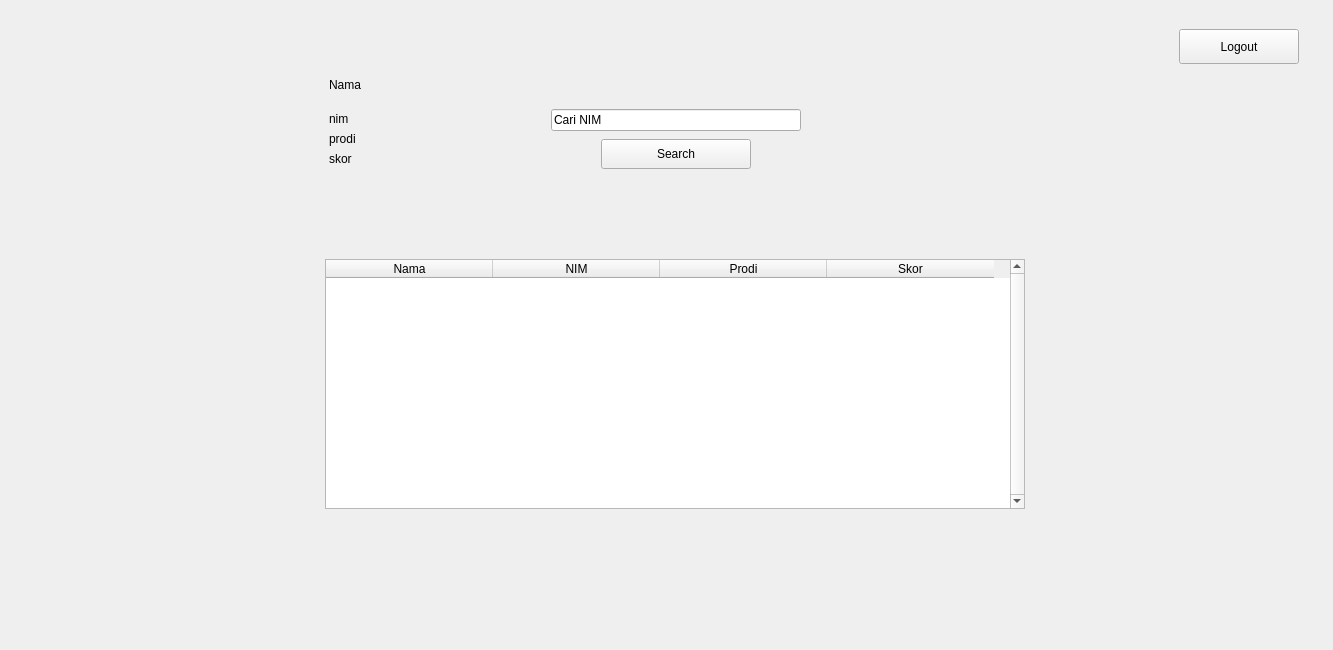
Old version of the form main.ui in the repository Najer-jril/app1.
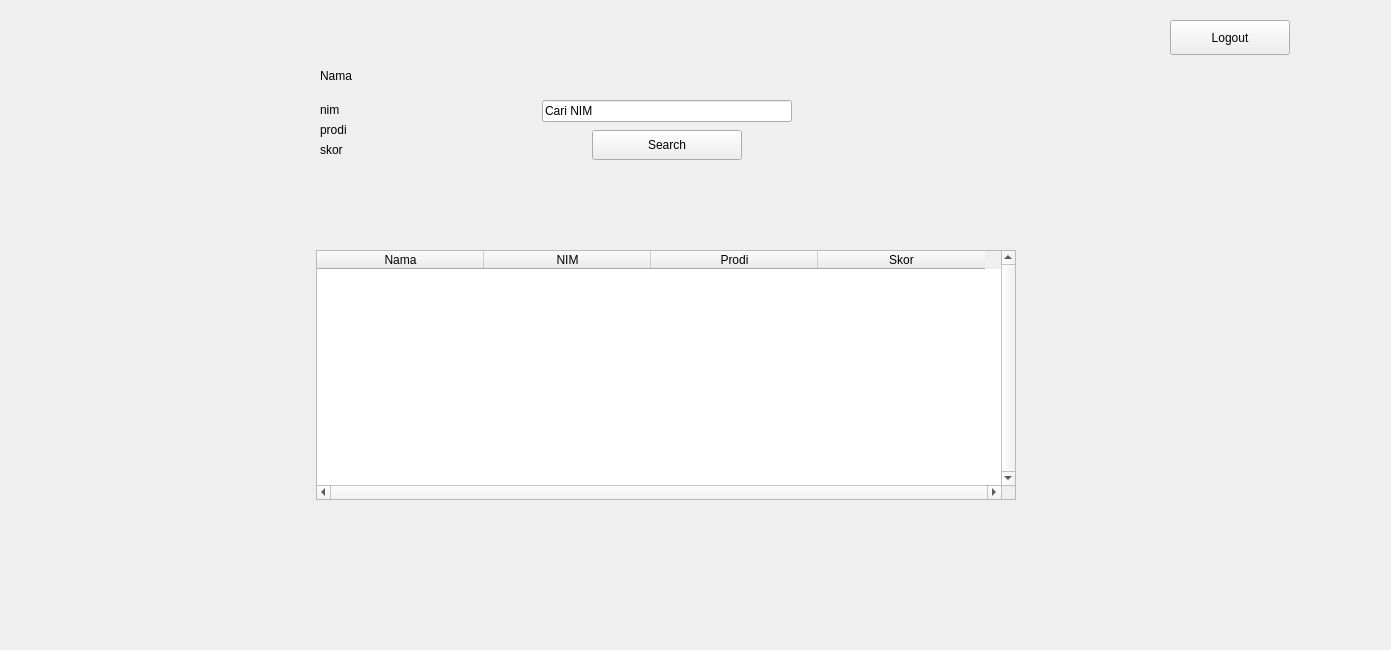
New version of the form. Custom widgets are drawn as their Qt base class.

Commit message: sorting selesai lee

What changed in the file:
```diff
--- a/main.ui
+++ b/main.ui
@@ -6,7 +6,7 @@
    <rect>
     <x>0</x>
     <y>0</y>
-    <width>1333</width>
+    <width>1391</width>
     <height>650</height>
    </rect>
   </property>
@@ -22,10 +22,10 @@
   <widget class="QStackedWidget" name="stackedWidget">
    <property name="geometry">
     <rect>
-     <x>9</x>
-     <y>9</y>
-     <width>1315</width>
-     <height>632</height>
+     <x>0</x>
+     <y>0</y>
+     <width>1333</width>
+     <height>650</height>
     </rect>
    </property>
    <property name="sizePolicy">
@@ -869,6 +869,9 @@
      <property name="verticalScrollBarPolicy">
       <enum>Qt::ScrollBarAlwaysOn</enum>
      </property>
+     <property name="horizontalScrollBarPolicy">
+      <enum>Qt::ScrollBarAlwaysOn</enum>
+     </property>
      <property name="editTriggers">
       <set>QAbstractItemView::NoEditTriggers</set>
      </property>
@@ -876,11 +879,14 @@
       <enum>QAbstractItemView::SelectRows</enum>
      </property>
      <property name="showGrid">
-      <bool>true</bool>
+      <bool>false</bool>
      </property>
      <property name="sortingEnabled">
       <bool>true</bool>
      </property>
+     <property name="wordWrap">
+      <bool>false</bool>
+     </property>
      <property name="rowCount">
       <number>0</number>
      </property>
@@ -899,6 +905,9 @@
      <attribute name="verticalHeaderDefaultSectionSize">
       <number>30</number>
      </attribute>
+     <attribute name="verticalHeaderShowSortIndicator" stdset="0">
+      <bool>false</bool>
+     </attribute>
      <column>
       <property name="text">
        <string>Nama</string>
```
The commit also changes 2 other files.
